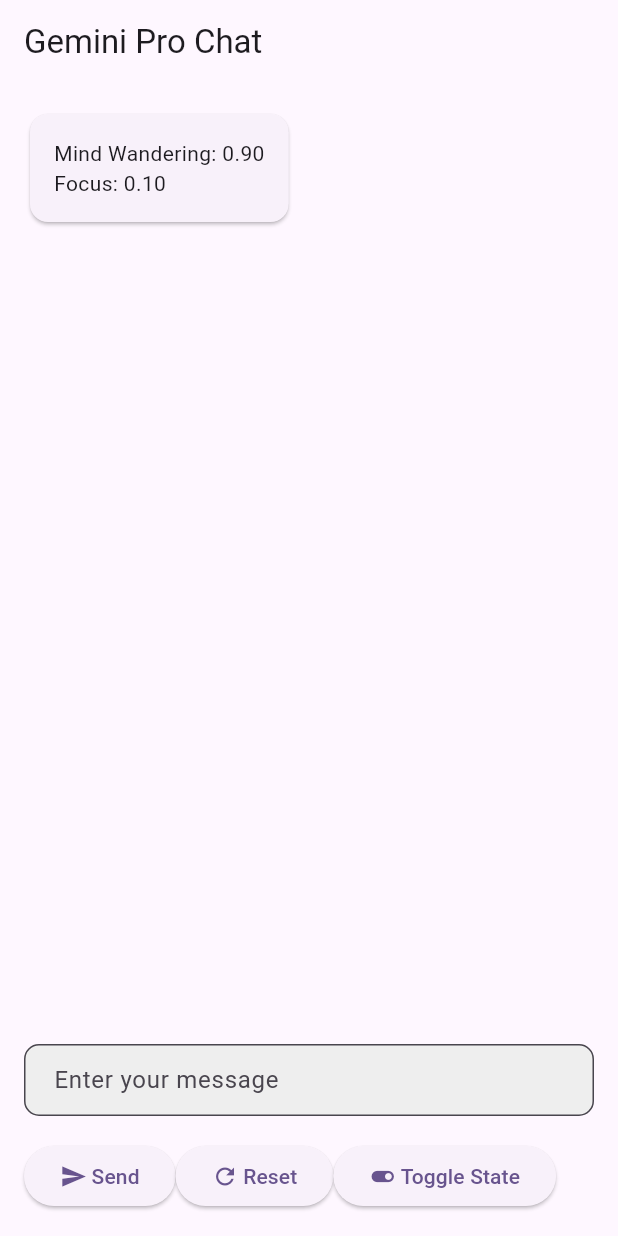
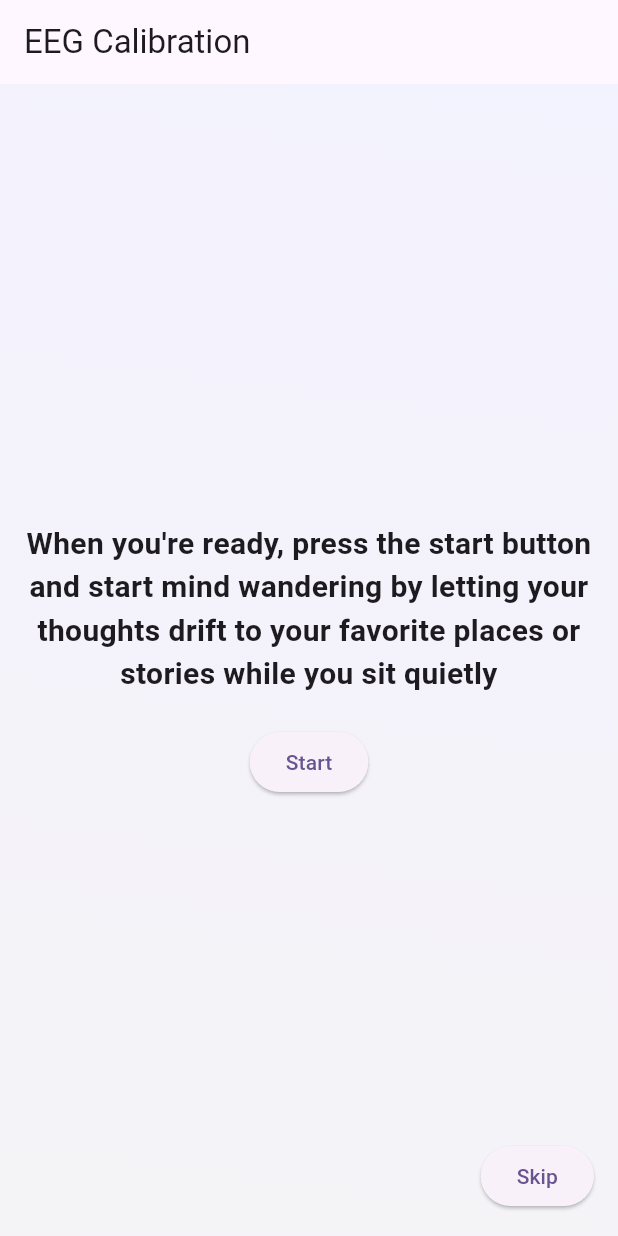
Before and after one commit to DawidPietrykowski/MindEasy, a Flutter app: the screen it shows after launch, on a phone screen of 412 x 824 dp. Run offline on Flutter 3.47's test engine with Material 3 defaults, Android fonts, the phone set to English and light mode, and no system bars; our stand-ins replace bloc, flutter_bloc, flutter_markdown, get_it, google_generative_ai.

Commit message:
Fixed transitions, added baseline screen, added list screen

```diff
--- /dev/null
+++ b/assets/lessons/lessons.json
@@ -0,0 +1,62 @@
+[
+    {
+      "id": "rjp",
+      "title": "Uniformly accelerated motion",
+      "content": "This lesson covers the basics of uniformly accelerated motion, including the equations for displacement, velocity, and acceleration."
+    },
+    {
+      "id": "cells",
+      "title": "Cells",
+      "content": "This lesson covers the structure and function of cells, including the cell membrane, cytoplasm, and organelles."
+    },
+    {
+    "id": "pw",
+    "title": "Photosynthesis and Respiration",
+    "content": "This lesson explores the processes of photosynthesis and respiration, detailing how plants convert light energy into chemical energy and how both plants and animals use respiration for energy."
+    },
+    {
+    "id": "thermodynamics",
+    "title": "Thermodynamics",
+    "content": "This lesson introduces the laws of thermodynamics and their applications in energy transfer, heat engines, and entropy."
+    },
+    {
+    "id": "newton",
+    "title": "Newton's Laws of Motion",
+    "content": "This lesson discusses Newton's three laws of motion and their significance in understanding the behavior of objects in motion."
+    },
+    {
+    "id": "genetics",
+    "title": "Genetics",
+    "content": "This lesson covers the basics of genetics, including DNA structure, gene expression, and inheritance patterns."
+    },
+    {
+    "id": "waves",
+    "title": "Waves and Sound",
+    "content": "This lesson explores the properties of waves, including frequency, wavelength, and amplitude, as well as the principles of sound and hearing."
+    },
+    {
+    "id": "electricity",
+    "title": "Electricity and Magnetism",
+    "content": "This lesson covers the fundamentals of electricity and magnetism, including electric circuits, Ohm's law, and electromagnetic waves."
+    },
+    {
+    "id": "chemistry",
+    "title": "Introduction to Chemistry",
+    "content": "This lesson provides an overview of basic chemistry concepts, such as atoms, molecules, chemical bonds, and reactions."
+    },
+    {
+    "id": "ecology",
+    "title": "Ecology and Ecosystems",
+    "content": "This lesson discusses the interactions between living organisms and their environments, including food webs, energy flow, and ecosystem dynamics."
+    },
+    {
+    "id": "astronomy",
+    "title": "Introduction to Astronomy",
+    "content": "This lesson introduces the study of astronomy, including the solar system, stars, galaxies, and the universe."
+    },
+    {
+    "id": "geology",
+    "title": "Geology and Earth Science",
+    "content": "This lesson provides an overview of geology, including the structure of the Earth, rock formation, plate tectonics, and natural hazards."
+    }
+]
--- /dev/null
+++ b/lib/screens/eeg_calibration_screen.dart
@@ -0,0 +1,136 @@
+import 'dart:async';
+
+import 'package:flutter/material.dart';
+import 'package:gemini_app/main.dart';
+import 'package:gemini_app/screens/lesson_list_screen.dart';
+
+class MindWanderScreen extends StatefulWidget {
+  const MindWanderScreen({super.key});
+
+  @override
+  MindWanderScreenState createState() => MindWanderScreenState();
+}
+
+class MindWanderScreenState extends State<MindWanderScreen>
+    with TickerProviderStateMixin {
+  late AnimationController _controller;
+  late Animation<double> _animation;
+  int _secondsRemaining = 60;
+  Timer? _timer;
+
+  @override
+  void initState() {
+    super.initState();
+    _controller = AnimationController(
+      duration: const Duration(seconds: 2),
+      vsync: this,
+    )..repeat(reverse: true);
+
+    _animation = Tween<double>(begin: 0.0, end: 1.0).animate(_controller);
+
+    // _startTimer();
+  }
+
+  void _startTimer() {
+    setState(() {
+      _timer = Timer.periodic(const Duration(seconds: 1), (timer) {
+        if (_secondsRemaining > 0) {
+          setState(() {
+            _secondsRemaining--;
+          });
+        } else {
+          _timer!.cancel();
+          // Perform any action when the timer reaches zero
+          _skipCalibration();
+        }
+      });
+    });
+  }
+
+  @override
+  void dispose() {
+    _controller.dispose();
+    _timer?.cancel();
+    super.dispose();
+  }
+
+  void _skipCalibration() {
+    Navigator.push(context, createSmoothRoute(LessonListScreen()));
+  }
+
+  @override
+  Widget build(BuildContext context) {
+    return Scaffold(
+      appBar: AppBar(
+        title: const Text('EEG Calibration'),
+      ),
+      body: Stack(
+        children: [
+          // Background Animation
+          AnimatedBuilder(
+            animation: _animation,
+            builder: (context, child) {
+              return Opacity(
+                opacity: _animation.value,
+                child: Container(
+                  decoration: BoxDecoration(
+                    gradient: LinearGradient(
+                      begin: Alignment.topLeft,
+                      end: Alignment.bottomRight,
+                      colors: [
+                        Colors.blue.withOpacity(0.5),
+                        Colors.green.withOpacity(0.5),
+                      ],
+                      transform:
+                          GradientRotation(_animation.value * 2 * 3.1415926535),
+                    ),
+                  ),
+                ),
+              );
+            },
+          ),
+          // Main Content
+          Padding(
+            padding: const EdgeInsets.all(8.0),
+            child: Center(
+              child: Column(
+                mainAxisAlignment: MainAxisAlignment.center,
+                children: [
+                  const Text(
+                    """When you're ready, press the start button and start mind wandering by letting your thoughts drift to your favorite places or stories while you sit quietly""",
+                    style: TextStyle(fontSize: 20, fontWeight: FontWeight.bold),
+                    textAlign: TextAlign.center,
+                  ),
+                  const SizedBox(height: 20),
+                  _timer == null
+                      ? ElevatedButton(
+                          onPressed: _startTimer,
+                          child: const Text('Start'),
+                        )
+                      : Text(
+                          'Time remaining: $_secondsRemaining seconds',
+                          style: const TextStyle(fontSize: 18),
+                        ),
+                ],
+              ),
+            ),
+          ),
+          Positioned(
+            bottom: 16.0,
+            right: 16.0,
+            child: ElevatedButton(
+              onPressed: _skipCalibration,
+              child: const Text('Skip'),
+            ),
+          ),
+        ],
+      ),
+    );
+  }
+}
+
+void main() {
+  runApp(MaterialApp(
+    home: MindWanderScreen(),
+  ));
+}
--- a/lib/screens/gemini_chat_screen.dart
+++ b/lib/screens/gemini_chat_screen.dart
@@ -2,11 +2,14 @@
 import 'package:gemini_app/bloc/gemini_state.dart';
 import 'package:flutter_markdown/flutter_markdown.dart';
 import 'package:flutter_bloc/flutter_bloc.dart';
+import 'package:gemini_app/config.dart';
 import 'package:gemini_app/eeg/eeg_service.dart';
 import 'package:get_it/get_it.dart';
 
 class GeminiScreen extends StatelessWidget {
-  const GeminiScreen({super.key});
+  const GeminiScreen({super.key, required this.lessonId});
+
+  final String lessonId;
 
   @override
   Widget build(BuildContext context) {
@@ -14,13 +17,17 @@
       providers: [
         BlocProvider(create: (context) => GeminiCubit()),
       ],
-      child: const GeminiChat(),
+      child: GeminiChat(
+        lessonId: lessonId,
+      ),
     );
   }
 }
 
 class GeminiChat extends StatefulWidget {
-  const GeminiChat({super.key});
+  const GeminiChat({super.key, required this.lessonId});
+
+  final String lessonId;
 
   @override
   GeminiChatState createState() => GeminiChatState();
@@ -54,7 +61,7 @@
   }
 
   void _startConversation() async {
-    context.read<GeminiCubit>().startLesson();
+    context.read<GeminiCubit>().startLesson(widget.lessonId);
   }
 
   void _sendMessage() async {
@@ -93,7 +100,8 @@
         child: Column(
           crossAxisAlignment: CrossAxisAlignment.start,
           children: [
-            Card(
+            isDebug
+                ? Card(
                     child: Padding(
                       padding: const EdgeInsets.all(16.0),
                       child: Column(
@@ -106,7 +114,8 @@
                         ],
                       ),
                     ),
-            ),
+                  )
+                : Container(),
             const SizedBox(height: 16),
             Expanded(
               child: BlocBuilder<GeminiCubit, GeminiState>(
@@ -145,30 +154,6 @@
             const SizedBox(height: 16),
             Row(
               children: [
-                //     BlocBuilder<GeminiCubit, GeminiState>(
-                //       builder: (context, state) {
-                //         return state.isQuizMode
-                //             ? Container()
-                //             : Expanded(
-                //                 child: ElevatedButton(
-                //                   onPressed: _sendMessage,
-                //                   child: const Text('Send'),
-                //                 ),
-                //               );
-                //       },
-                //     ),
-                ElevatedButton(
-                  onPressed: _sendMessage,
-                  child: const Row(
-                    mainAxisAlignment: MainAxisAlignment.center,
-                    children: [
-                      Icon(Icons.send),
-                      SizedBox(width: 3),
-                      Text('Send'),
-                    ],
-                  ),
-                ),
-
                 ElevatedButton(
                   onPressed: _resetConversation,
                   child: const Row(
@@ -181,6 +166,18 @@
                   ),
                 ),
                 ElevatedButton(
+                  onPressed: _sendMessage,
+                  child: const Row(
+                    mainAxisAlignment: MainAxisAlignment.center,
+                    children: [
+                      Icon(Icons.send),
+                      SizedBox(width: 3),
+                      Text('Send'),
+                    ],
+                  ),
+                ),
+                isDebug
+                    ? ElevatedButton(
                         onPressed: _toggleEegState,
                         child: const Row(
                           mainAxisAlignment: MainAxisAlignment.center,
@@ -190,18 +187,8 @@
                             Text('Toggle State'),
                           ],
                         ),
-                ),
-                // ElevatedButton(
-                //   onPressed: _enterQuizMode,
-                //   child: const Row(
-                //     mainAxisAlignment: MainAxisAlignment.center,
-                //     children: [
-                //       Icon(Icons.quiz),
-                //       SizedBox(width: 8),
-                //       Text('Start Quiz'),
-                //     ],
-                //   ),
-                // ),
+                      )
+                    : Container(),
               ],
             ),
           ],
@@ -255,7 +242,8 @@
             ),
           );
         } else if (message.type == MessageType.quizAnswer) {
-          bool correct = message.text == message.quizOptions![message.correctAnswer!];
+          bool correct =
+              message.text == message.quizOptions![message.correctAnswer!];
           var text = Text(
             correct
                 ? "Correct!"
```
Also changed, not shown: lib/bloc/gemini_state.dart (+33 -52 lines), lib/lesson.dart (added, +15 -0 lines), lib/main.dart (+21 -104 lines), lib/screens/lesson_list_screen.dart (added, +60 -0 lines). Lines whose indentation alone changed are shown as unchanged.
